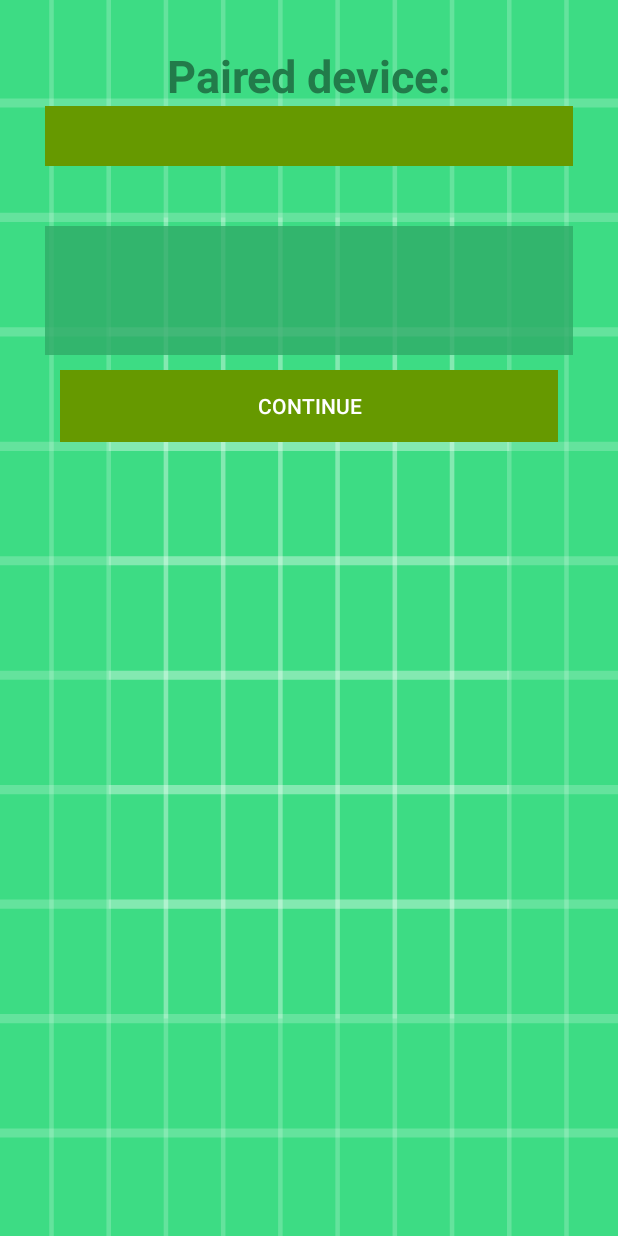
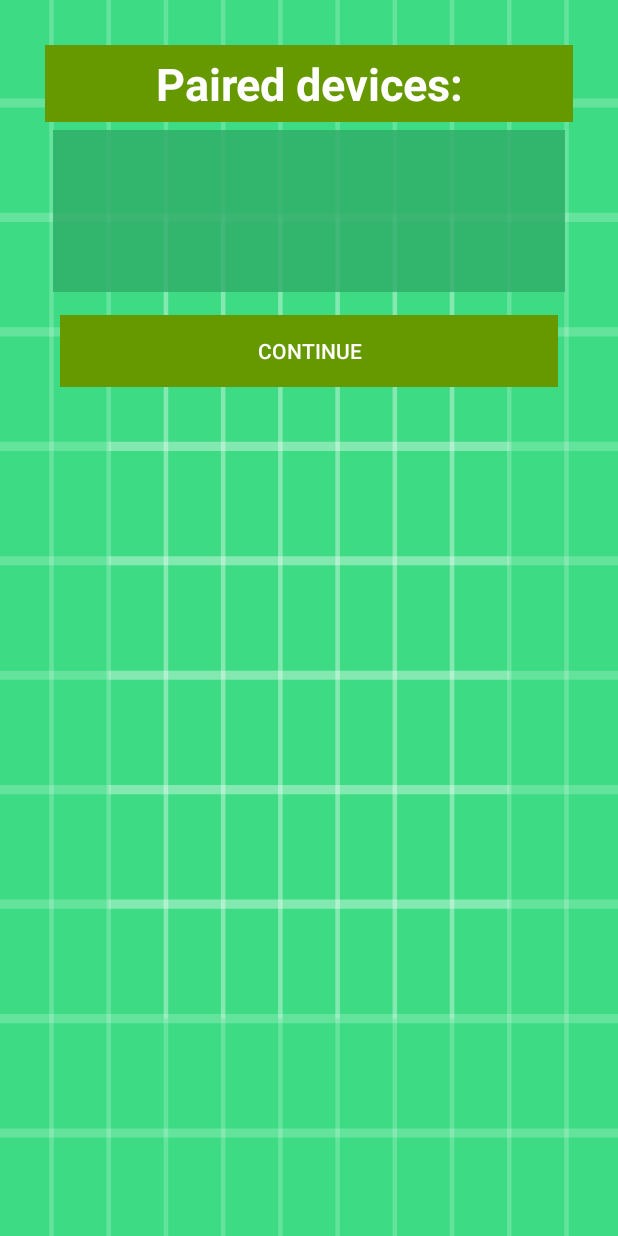
Before and after one commit to lacus6999/LegkiralyabbAndroidGame, an Android app: the BluetoothActivity screen opened directly, with no data from a screen before it, on a phone screen of 412 x 824 dp. Run offline under Robolectric (Android 15) with nearby library versions, the phone set to English and light mode, and no system bars.

Commit message:
state save

```diff
--- a/app/src/main/res/layout/activity_bluetooth.xml
+++ b/app/src/main/res/layout/activity_bluetooth.xml
@@ -23,28 +23,23 @@
             android:layout_height="match_parent"
             android:orientation="vertical">
 
+
             <TextView
-                android:id="@+id/bluetoothMessage"
+                android:id="@+id/paired_device"
                 android:layout_width="match_parent"
                 android:layout_height="wrap_content"
-                android:text="Paired device:"
-                android:textAlignment="center"
-                android:textColor="#227B4A"
+                android:background="@android:color/holo_green_dark"
+                android:gravity="center_horizontal"
+                android:padding="5sp"
+                android:text="Paired devices:"
+                android:textColor="@android:color/white"
                 android:textSize="30sp"
                 android:textStyle="bold" />
 
-            <TextView
-                android:layout_width="match_parent"
-                android:layout_height="40sp"
-                android:paddingTop="10sp"
-                android:background="@android:color/holo_green_dark"
-                android:id="@+id/paired_device"
-                />
-
             <ScrollView
                 android:layout_width="match_parent"
-                android:layout_height="86dp"
-                android:layout_marginTop="40sp"
+                android:layout_height="wrap_content"
+                android:layout_margin="5sp"
                 android:background="@drawable/simple_green_background">
 
                 <LinearLayout
```
Also changed, not shown: app/src/main/java/com/bluetooth/BluetoothActivity.java (+22 -9 lines), app/src/main/java/com/bluetooth/BluetoothTextView.java (added, +33 -0 lines).
